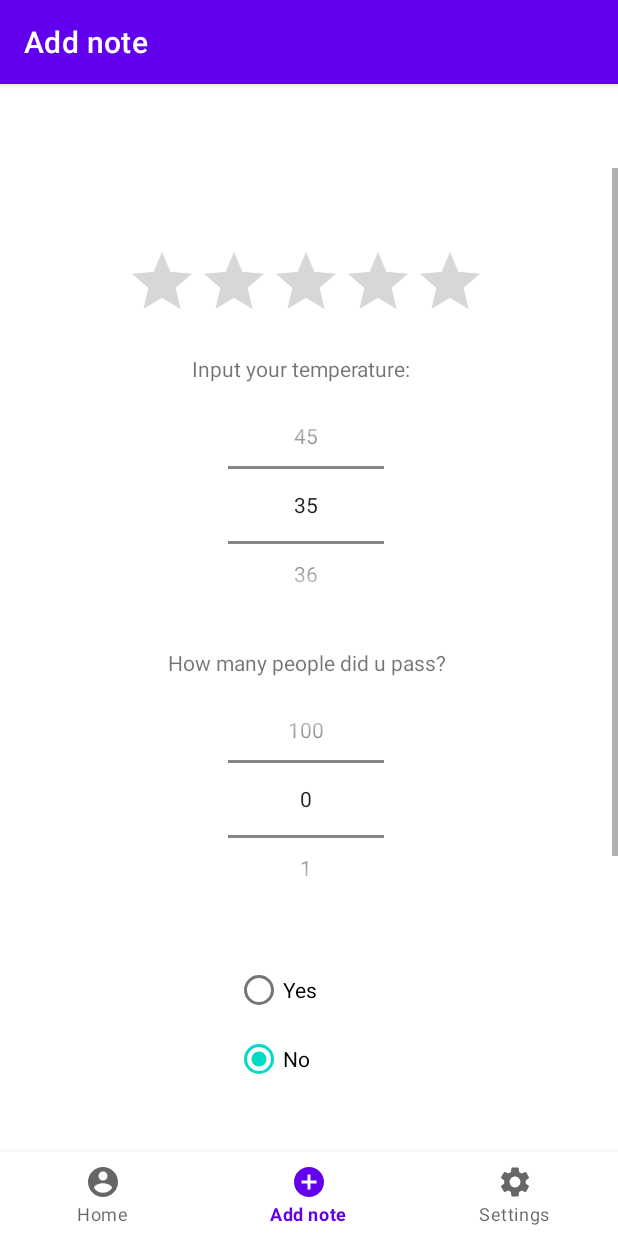
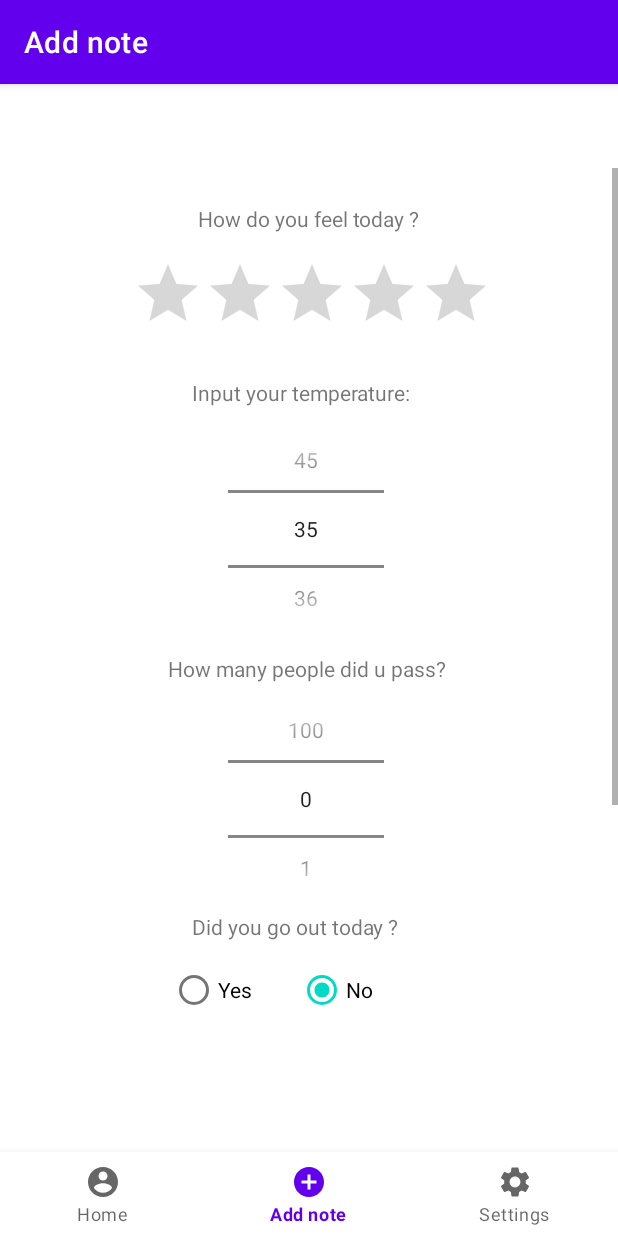
Before and after one commit to pawrob/CovidAppMobi, an Android app: the AddFragment screen opened through its navigation route, on a phone screen of 412 x 824 dp. Run offline under Robolectric (Android 15) with nearby library versions, the phone set to English and light mode, and no system bars; our stand-ins replace navigation-ui.

Commit message:
Update fragment_add.xml

```diff
--- a/app/src/main/res/layout/fragment_add.xml
+++ b/app/src/main/res/layout/fragment_add.xml
@@ -12,14 +12,24 @@
     android:layout_height="match_parent"
     tools:context=".ui.add.AddFragment">
 
+    <TextView
+        android:id="@+id/textView4"
+        android:layout_width="wrap_content"
+        android:layout_height="wrap_content"
+        android:layout_marginStart="132dp"
+        android:layout_marginTop="24dp"
+        android:text="How do you feel today ?"
+        app:layout_constraintStart_toStartOf="parent"
+        app:layout_constraintTop_toTopOf="parent" />
+
     <RatingBar
         android:id="@+id/rateBar"
         android:layout_width="wrap_content"
         android:layout_height="wrap_content"
         android:layout_alignParentTop="true"
         android:layout_centerHorizontal="true"
-        android:layout_marginStart="84dp"
-        android:layout_marginTop="52dp"
+        android:layout_marginStart="88dp"
+        android:layout_marginTop="60dp"
         android:numStars="5"
         android:stepSize="0.5"
         app:layout_constraintStart_toStartOf="parent"
@@ -29,8 +39,8 @@
         android:id="@+id/submitButton"
         android:layout_width="wrap_content"
         android:layout_height="wrap_content"
-        android:layout_marginStart="156dp"
-        android:layout_marginTop="908dp"
+        android:layout_marginStart="144dp"
+        android:layout_marginTop="984dp"
         android:text="Submit"
         app:layout_constraintStart_toStartOf="parent"
         app:layout_constraintTop_toTopOf="parent" />
@@ -39,8 +49,8 @@
         android:id="@+id/ratingInfo"
         android:layout_width="wrap_content"
         android:layout_height="wrap_content"
-        android:layout_marginStart="152dp"
-        android:layout_marginTop="860dp"
+        android:layout_marginStart="132dp"
+        android:layout_marginTop="884dp"
         android:text="Your parameters"
         app:layout_constraintStart_toStartOf="parent"
         app:layout_constraintTop_toTopOf="parent" />
@@ -50,7 +60,7 @@
         android:layout_width="104dp"
         android:layout_height="137dp"
         android:layout_marginStart="152dp"
-        android:layout_marginTop="156dp"
+        android:layout_marginTop="172dp"
         app:layout_constraintStart_toStartOf="parent"
         app:layout_constraintTop_toTopOf="parent" />
 
@@ -68,7 +78,7 @@
         android:layout_width="wrap_content"
         android:layout_height="wrap_content"
         android:layout_marginStart="128dp"
-        android:layout_marginTop="124dp"
+        android:layout_marginTop="140dp"
         android:text="Input your temperature: "
         app:layout_constraintStart_toStartOf="parent"
         app:layout_constraintTop_toTopOf="parent" />
@@ -78,27 +88,38 @@
         android:layout_width="wrap_content"
         android:layout_height="wrap_content"
         android:layout_marginStart="112dp"
-        android:layout_marginTop="320dp"
+        android:layout_marginTop="324dp"
         android:text="How many people did u pass?"
+        app:layout_constraintStart_toStartOf="parent"
+        app:layout_constraintTop_toTopOf="parent" />
+
+    <TextView
+        android:id="@+id/textView5"
+        android:layout_width="wrap_content"
+        android:layout_height="wrap_content"
+        android:layout_marginStart="128dp"
+        android:layout_marginTop="496dp"
+        android:text="Did you go out today ?"
         app:layout_constraintStart_toStartOf="parent"
         app:layout_constraintTop_toTopOf="parent" />
 
     <RadioGroup
 
-        android:layout_width="100dp"
-        android:layout_height="95dp"
+        android:id="@+id/radio"
+        android:layout_width="186dp"
+        android:layout_height="65dp"
         android:layout_centerInParent="true"
         android:layout_marginTop="524dp"
+        android:orientation="horizontal"
         app:layout_constraintEnd_toEndOf="parent"
         app:layout_constraintHorizontal_bias="0.502"
         app:layout_constraintStart_toStartOf="parent"
-        app:layout_constraintTop_toTopOf="parent"
-        android:id="@+id/radio">
+        app:layout_constraintTop_toTopOf="parent">
 
 
         <RadioButton
             android:id="@+id/yesRadio"
-            android:layout_width="wrap_content"
+            android:layout_width="85dp"
             android:layout_height="wrap_content"
             android:text="Yes"
             tools:layout_editor_absoluteX="145dp"
@@ -107,7 +128,7 @@
         <RadioButton
             android:id="@+id/noRadio"
             android:layout_width="64dp"
-            android:layout_height="44dp"
+            android:layout_height="wrap_content"
             android:checked="true"
             android:text="No"
             tools:layout_editor_absoluteX="134dp"
@@ -117,11 +138,12 @@
 
     <EditText
         android:id="@+id/notes"
-        android:layout_width="wrap_content"
-        android:layout_height="wrap_content"
-        android:layout_marginTop="692dp"
+        android:layout_width="209dp"
+        android:layout_height="165dp"
+        android:layout_marginTop="668dp"
         android:hint="Your Notes"
         app:layout_constraintEnd_toEndOf="parent"
+        app:layout_constraintHorizontal_bias="0.468"
         app:layout_constraintStart_toStartOf="parent"
         app:layout_constraintTop_toTopOf="parent" />
 </androidx.constraintlayout.widget.ConstraintLayout>
```
